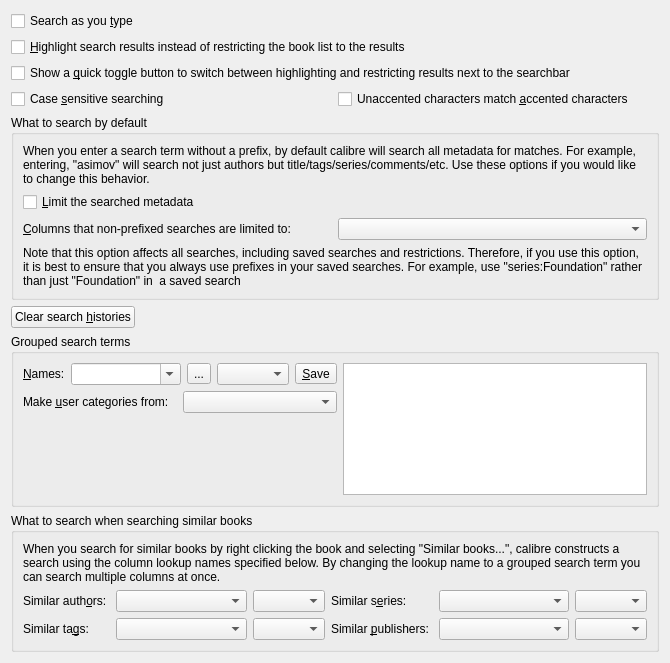
Qt form src/calibre/gui2/preferences/search.ui (debian-calibre/calibre) before a commit.
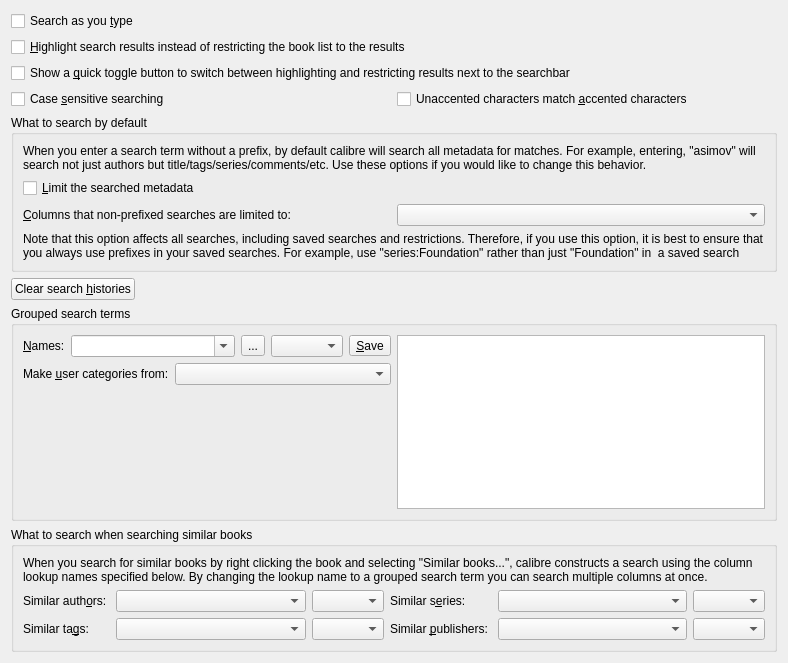
The same form after that commit. Icons and pictures are not drawn. Custom widgets are drawn as their Qt base class.

```diff
--- a/src/calibre/gui2/preferences/search.ui
+++ b/src/calibre/gui2/preferences/search.ui
@@ -6,7 +6,7 @@
    <rect>
     <x>0</x>
     <y>0</y>
-    <width>670</width>
+    <width>788</width>
     <height>663</height>
    </rect>
   </property>
@@ -214,6 +214,12 @@
         </item>
         <item>
          <widget class="QComboBox" name="gst_names">
+          <property name="sizePolicy">
+           <sizepolicy hsizetype="Expanding" vsizetype="Fixed">
+            <horstretch>0</horstretch>
+            <verstretch>0</verstretch>
+           </sizepolicy>
+          </property>
           <property name="toolTip">
            <string>Contains the names of the currently-defined group search terms.
 Create a new name by entering it into the empty box, then
@@ -284,6 +290,12 @@
         </item>
         <item>
          <widget class="EditWithComplete" name="opt_grouped_search_make_user_categories">
+          <property name="sizePolicy">
+           <sizepolicy hsizetype="Expanding" vsizetype="Fixed">
+            <horstretch>0</horstretch>
+            <verstretch>0</verstretch>
+           </sizepolicy>
+          </property>
           <property name="toolTip">
            <string>Enter the names of any grouped search terms you wish
 to be shown as user categories</string>
```
